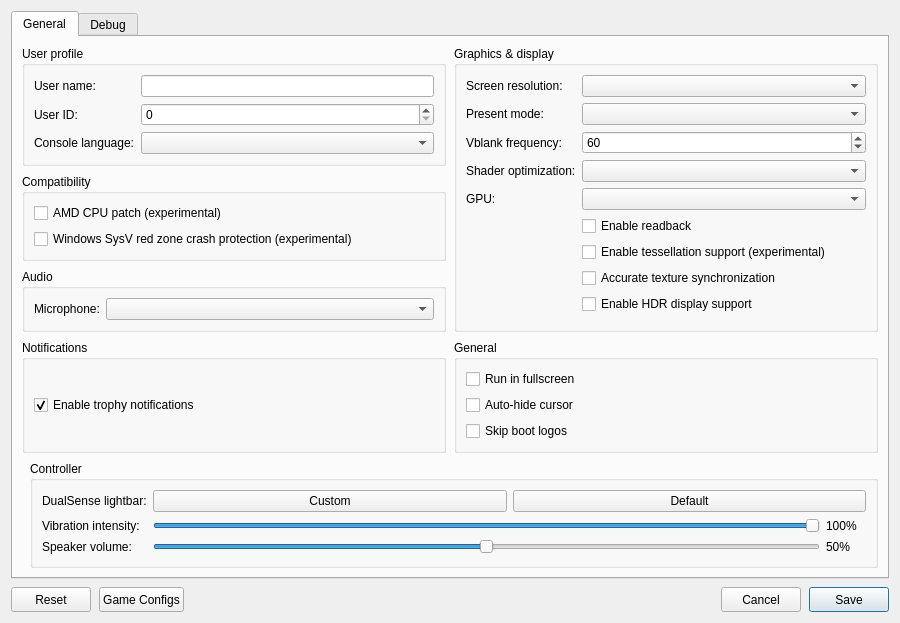
Qt form src/launcher/forms/configuration_edit_dialog.ui (0wn1/KytyPS5) before a commit.
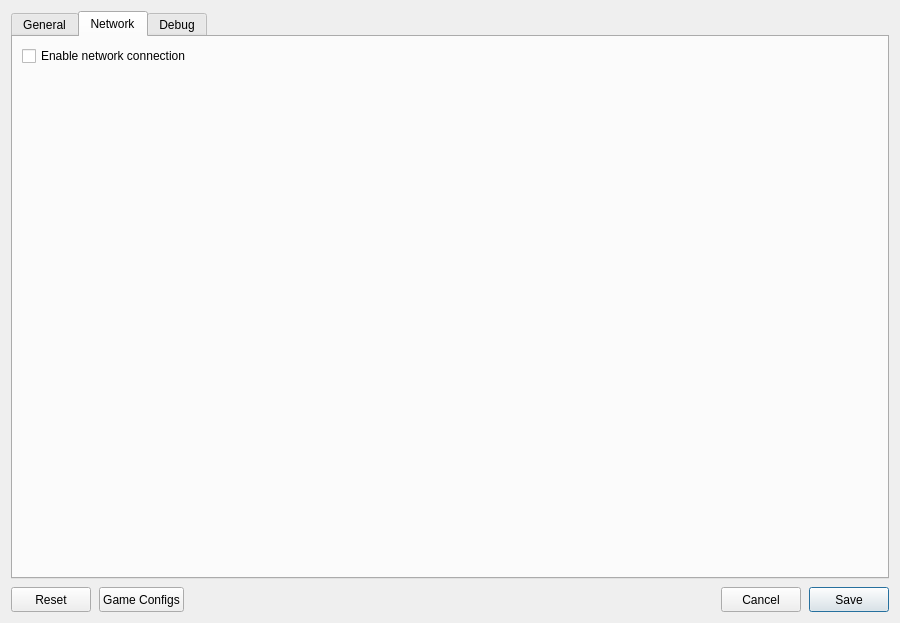
The same form after that commit. The open tabs and pages were chosen to show the change. Custom widgets are drawn as their Qt base class.

```diff
--- a/src/launcher/forms/configuration_edit_dialog.ui
+++ b/src/launcher/forms/configuration_edit_dialog.ui
@@ -329,6 +329,23 @@
        </item>
       </layout>
      </widget>
+     <widget class="QWidget" name="network_tab">
+      <attribute name="title"><string>Network</string></attribute>
+      <layout class="QVBoxLayout" name="networkTabLayout">
+       <item>
+        <widget class="QCheckBox" name="checkBox_network_connected">
+         <property name="toolTip"><string>Let games use your computer's local network connection.</string></property>
+         <property name="text"><string>Enable network connection</string></property>
+        </widget>
+       </item>
+       <item>
+        <spacer name="networkSpacer">
+         <property name="orientation"><enum>Qt::Vertical</enum></property>
+         <property name="sizeHint" stdset="0"><size><width>20</width><height>40</height></size></property>
+        </spacer>
+       </item>
+      </layout>
+     </widget>
      <widget class="QWidget" name="debug_tab">
       <attribute name="title"><string>Debug</string></attribute>
       <layout class="QVBoxLayout" name="debugTabLayout">
```
